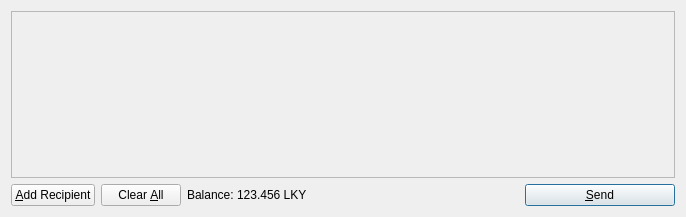
Before: the Qt Designer form src/qt/forms/sendcoinsdialog.ui in KanyeCoin/KanyeCoin, drawn with Qt 5.
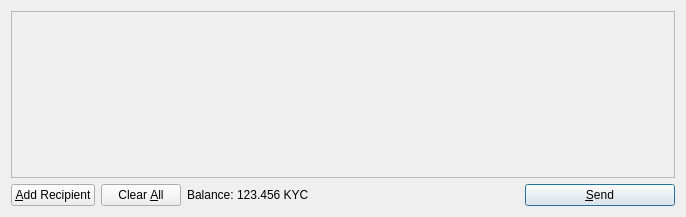
After: the same form once the commit is applied. Icons and pictures are not drawn.

What changed in the file:
```diff
--- a/src/qt/forms/sendcoinsdialog.ui
+++ b/src/qt/forms/sendcoinsdialog.ui
@@ -119,7 +119,7 @@
           <cursorShape>IBeamCursor</cursorShape>
          </property>
          <property name="text">
-          <string>123.456 LKY</string>
+          <string>123.456 KYC</string>
          </property>
          <property name="textInteractionFlags">
           <set>Qt::LinksAccessibleByMouse|Qt::TextSelectableByKeyboard|Qt::TextSelectableByMouse</set>
```
